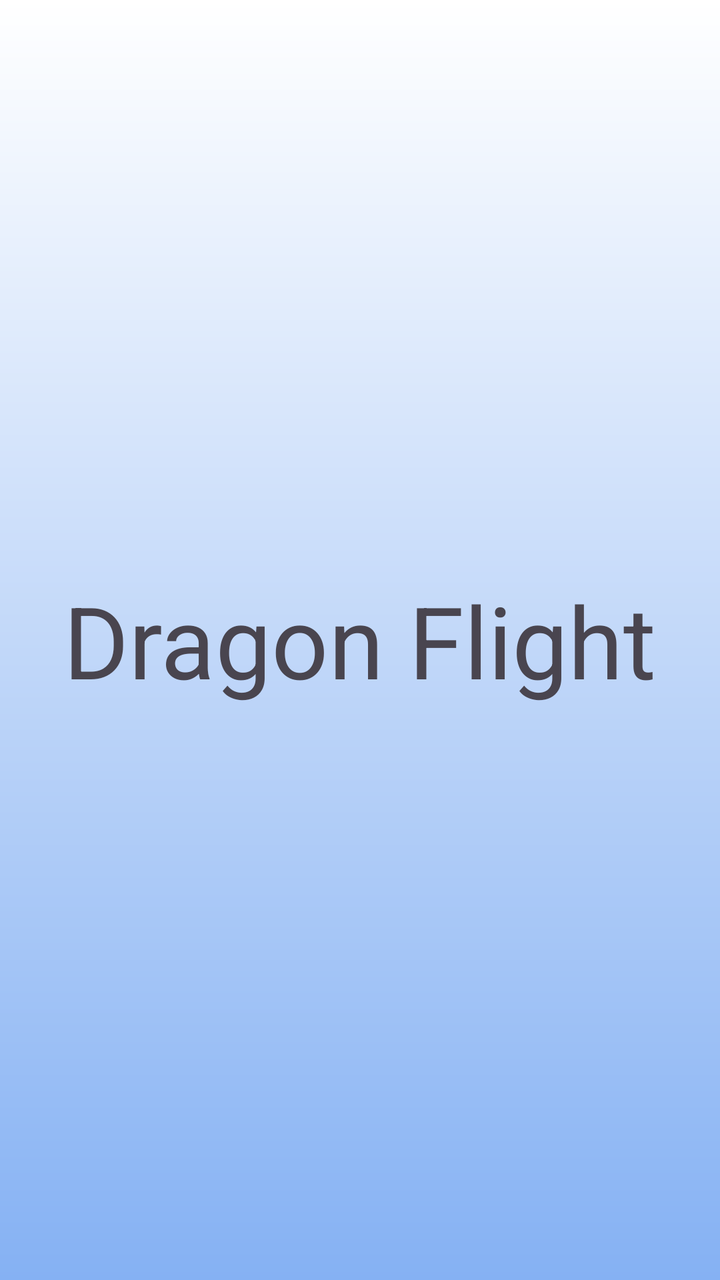
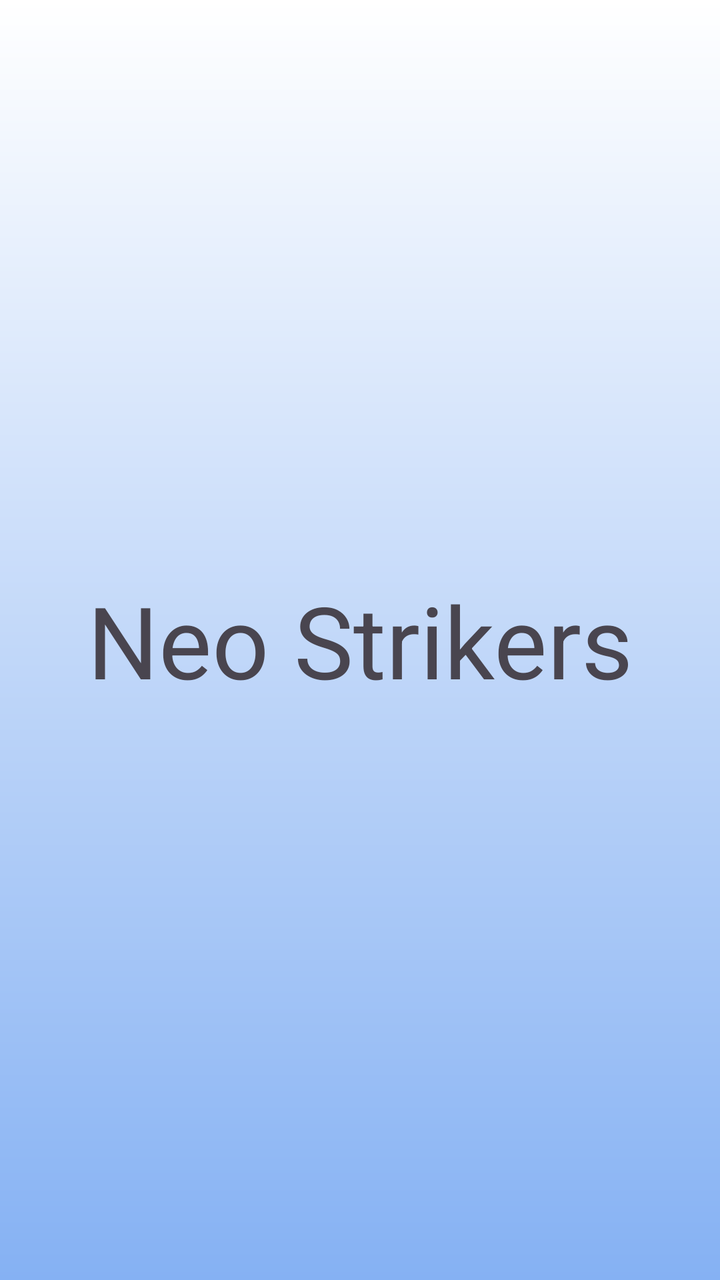

Screens rendered from an Android XML layout before and after an edit, with the pre-edit source and the edit as a unified diff.
<!-- AndroidManifest.xml: application theme Theme.DragonFlight -->
<!-- res/layout/activity_main.xml -->
<?xml version="1.0" encoding="utf-8"?>
<androidx.constraintlayout.widget.ConstraintLayout xmlns:android="http://schemas.android.com/apk/res/android"
    xmlns:app="http://schemas.android.com/apk/res-auto"
    xmlns:tools="http://schemas.android.com/tools"
    android:id="@+id/main"
    android:layout_width="match_parent"
    android:layout_height="match_parent"
    android:background="@drawable/title_bg"
    tools:context=".app.MainActivity">

    <TextView
        android:layout_width="wrap_content"
        android:layout_height="wrap_content"
        android:text="Dragon Flight"
        android:textSize="50sp"
        app:layout_constraintBottom_toBottomOf="parent"
        app:layout_constraintEnd_toEndOf="parent"
        app:layout_constraintStart_toStartOf="parent"
        app:layout_constraintTop_toTopOf="parent" />

</androidx.constraintlayout.widget.ConstraintLayout>
<!-- resources referenced by this layout -->
<resources>
  <!-- drawable title_bg (drawable) -->
  <?xml version="1.0" encoding="utf-8"?>
  <shape xmlns:android="http://schemas.android.com/apk/res/android">
      <gradient
          android:type="linear"
          android:startColor="#FFF"
          android:endColor="#85B1F3"
          android:angle="-45" />
  </shape>
  <style name="Theme.DragonFlight" parent="Base.Theme.DragonFlight" />
  <style name="Base.Theme.DragonFlight" parent="Theme.Material3.DayNight.NoActionBar">
          
          
      </style>
</resources>

<!-- the commit's change to res/layout/activity_main.xml (unified diff, before → after) -->
@@ -11,7 +11,7 @@
     <TextView
         android:layout_width="wrap_content"
         android:layout_height="wrap_content"
-        android:text="Dragon Flight"
+        android:text="Neo Strikers"
         android:textSize="50sp"
         app:layout_constraintBottom_toBottomOf="parent"
         app:layout_constraintEnd_toEndOf="parent"
